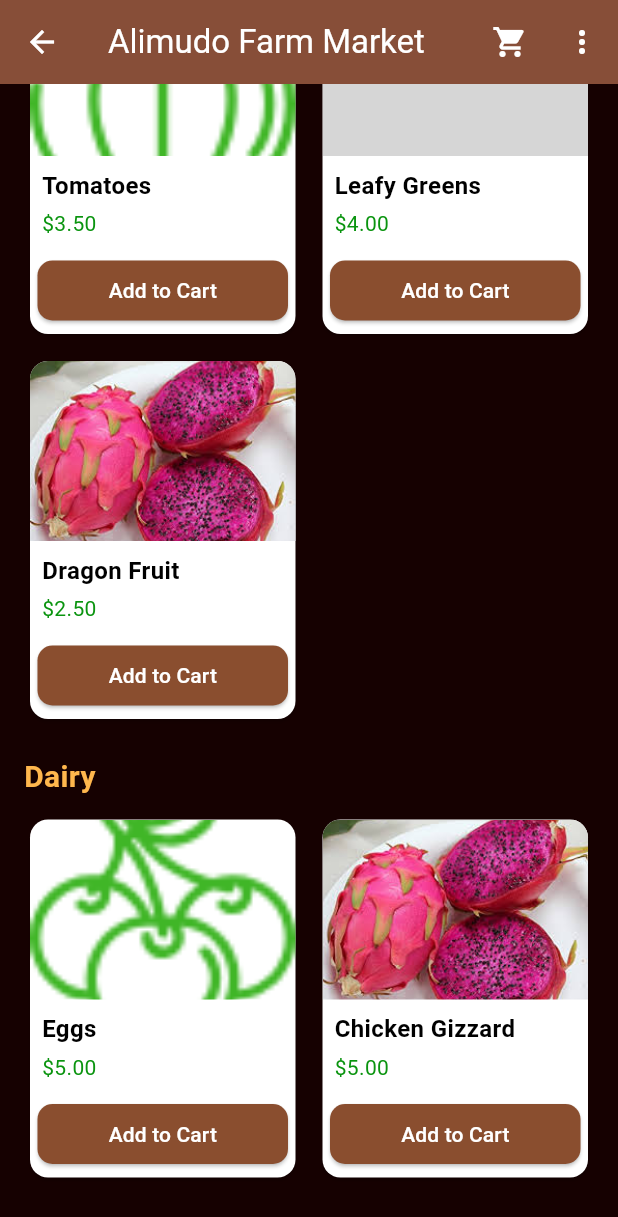
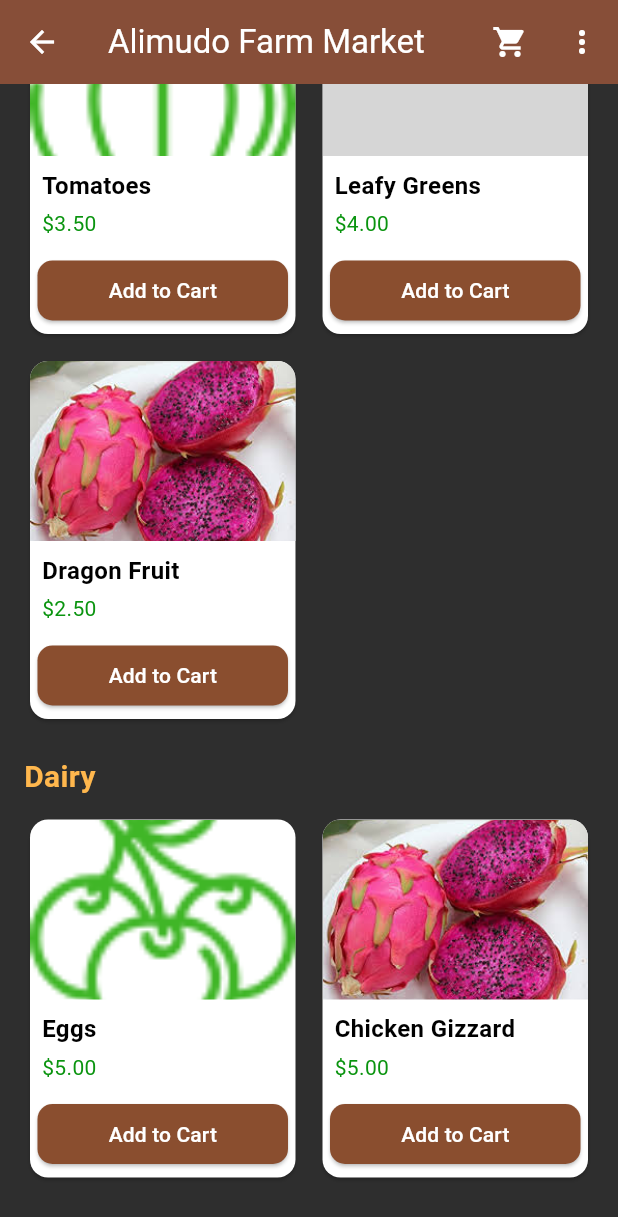
Before and after one commit to Soloctg/alim, a Flutter app: the HomeScreen screen opened by its route, scrolled down 177 dp, on a phone screen of 412 x 824 dp. Shown: the top 1217 px of the screen. Run offline on Flutter 3.47's test engine with Material 3 defaults, Android fonts, the light colour scheme and no system bars; our stand-ins replace cloud_firestore, firebase_auth, firebase_core; accounts and stored records are empty; Roboto replaces fonts that are missing (Poppins); grey boxes are pictures that could not be loaded.

Commit message:
Feat: changed home color

```diff
--- a/lib/screens/home_screen.dart
+++ b/lib/screens/home_screen.dart
@@ -168,6 +168,7 @@ class _HomeScreenState extends State<HomeScreen> {
         ],
       ),
       //backgroundColor: Colors.white,
+      backgroundColor: const Color(0xFF2E2E2E),
       body: SingleChildScrollView(
         padding: const EdgeInsets.all(16),
 
```
